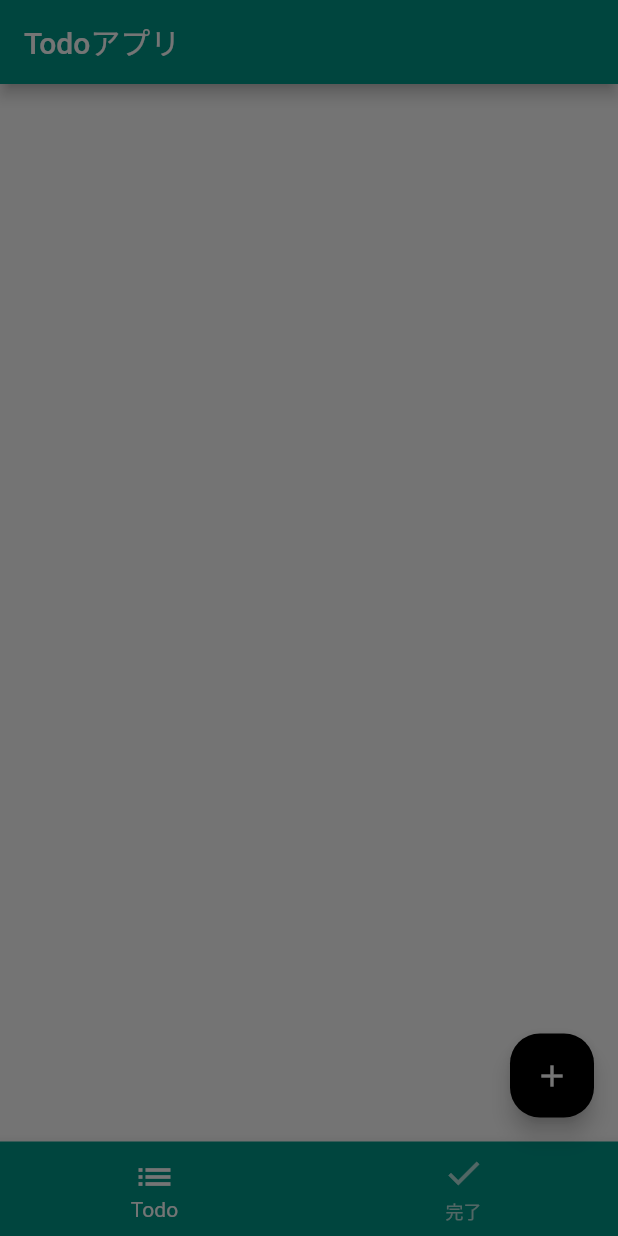
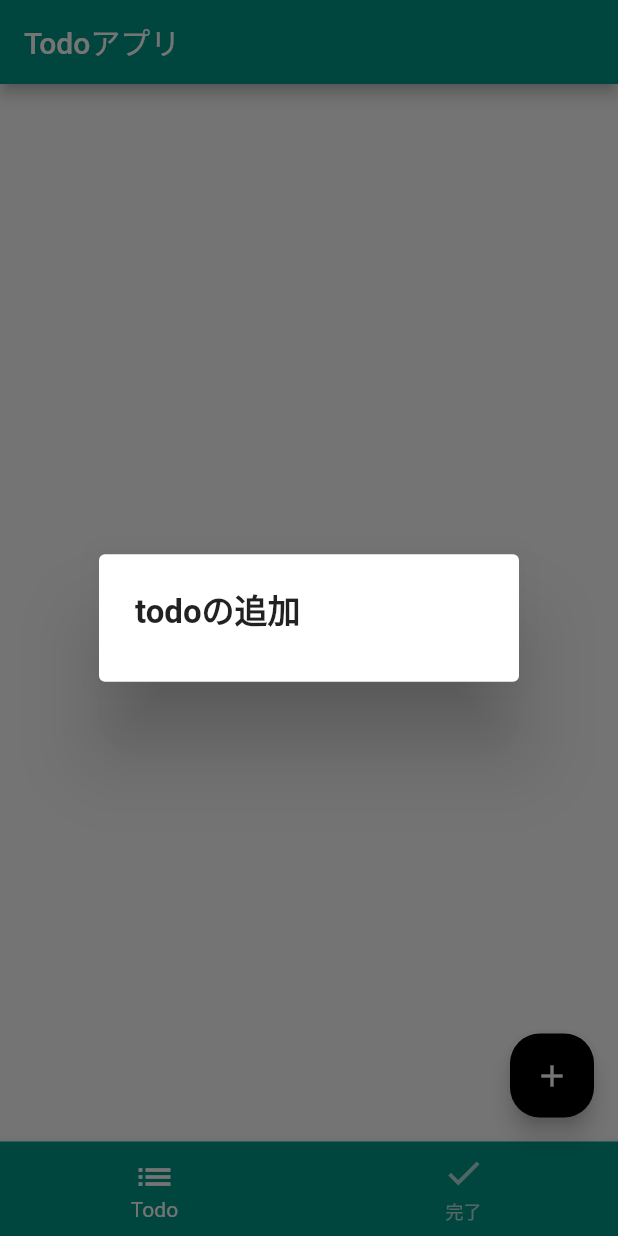
Before and after one commit to Channelsu/todo, a Flutter app: the screen it shows after launch, after a tap on the "add" icon, on a phone screen of 412 x 824 dp. Run offline on Flutter 3.47's test engine with Material 2 defaults, Android fonts, the phone set to English and light mode, and no system bars.

Commit message:
フォームダイアログの作成

```diff
--- a/lib/widget/add_todo_dialog_widget.dart
+++ b/lib/widget/add_todo_dialog_widget.dart
@@ -1,4 +1,5 @@
 import 'package:flutter/material.dart';
+import 'package:todo/widget/todo_form_widget.dart';
 
 class AddTodoDialogWidget extends StatefulWidget {
   @override
@@ -12,6 +13,20 @@ class _AddTodoDialogWidgetState extends State<AddTodoDialogWidget> {
 
   @override
   Widget build(BuildContext context) => AlertDialog(
-
+    content: Column(
+      // Columnはデフォルトで画面の最大の高さまで広がってしまう
+      // 軸方向のサイズを最小に指定すればぴったりサイズになる
+      mainAxisSize: MainAxisSize.min,
+      crossAxisAlignment: CrossAxisAlignment.start,
+      children: [
+        Text('todoの追加',style: TextStyle(fontWeight: FontWeight.bold, fontSize: 22),),
+        SizedBox(height: 8,),
+        TodoFormWidget(
+          onChangedTitle: (title) => setState(() => this.title = title),
+          onChangedDescription: (description) => setState(() => this.description = description),
+          onSavedTodo: () {},
+        ),
+      ],
+    ),
   );
 }
--- /dev/null
+++ b/lib/widget/todo_form_widget.dart
@@ -0,0 +1,10 @@
+import 'package:flutter/material.dart';
+
+class TodoFormWidget extends StatelessWidget {
+  @override
+  Widget build(BuildContext context) {
+    return Container(
+
+    );
+  }
+}
```
